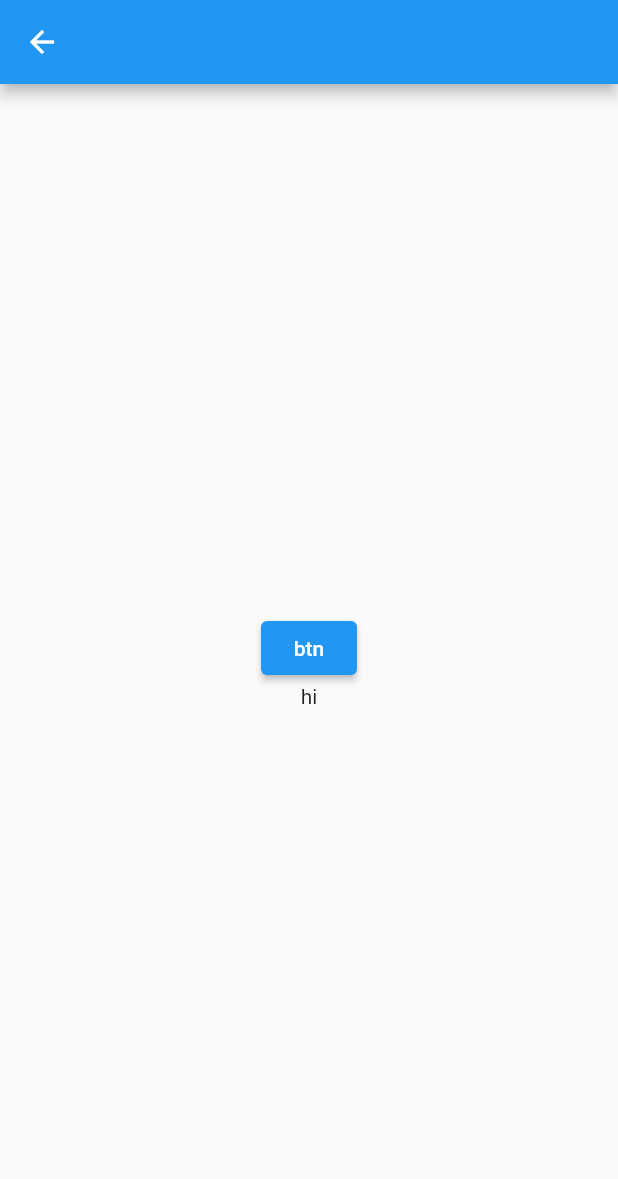
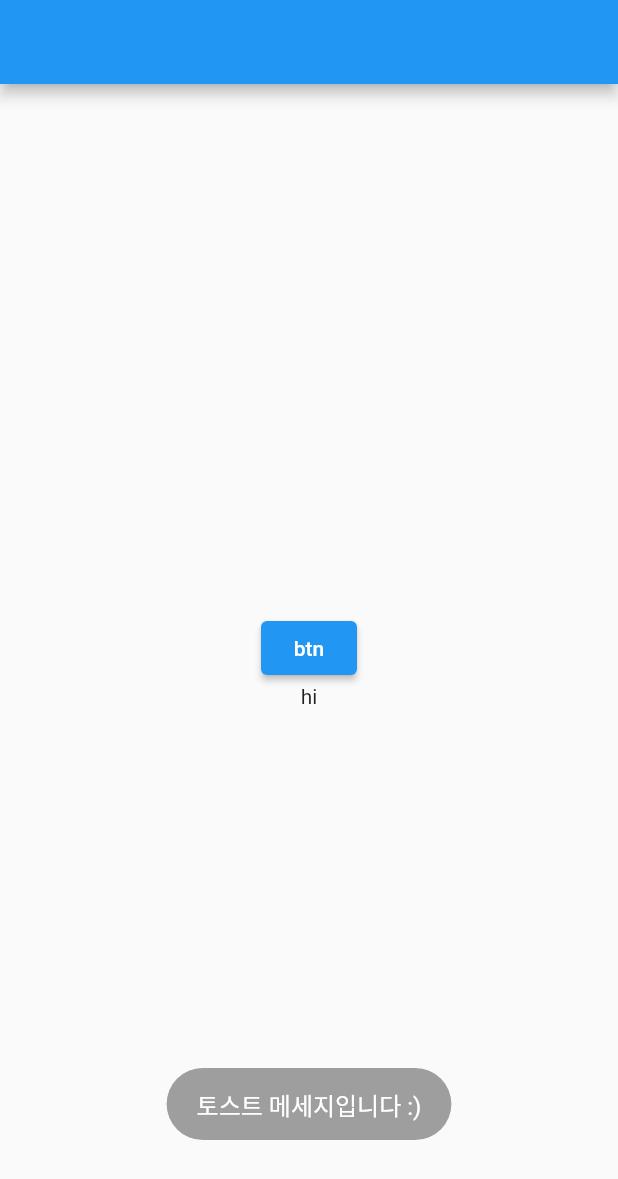
Before and after one commit to SHT-3756/fastcampus_practice, a Flutter app: the HomePage screen opened directly, after a tap on "btn", on a phone screen of 412 x 824 dp. Shown: the top 1179 px of the screen. Run offline on Flutter 3.47's test engine with Material 2 defaults, Android fonts, the phone set to English and light mode, and no system bars; our stand-ins replace fluttertoast; missing offline and left inert: dart:ffi.

Commit message:
feat: home_page.dart_버튼 클릭시 toast메세지 출력

```diff
--- a/study_package/lib/page/home_page.dart
+++ b/study_package/lib/page/home_page.dart
@@ -1,6 +1,5 @@
 import 'package:flutter/material.dart';
-import 'package:flutter/src/widgets/container.dart';
-import 'package:flutter/src/widgets/framework.dart';
+import 'package:fluttertoast/fluttertoast.dart';
 
 class HomePage extends StatefulWidget {
   const HomePage({super.key});
@@ -18,7 +17,18 @@ class _HomePageState extends State<HomePage> {
           mainAxisAlignment: MainAxisAlignment.center,
           crossAxisAlignment: CrossAxisAlignment.center,
           children: [
-            ElevatedButton(onPressed: () {}, child: const Text('btn')),
+            ElevatedButton(
+                onPressed: () {
+                  Fluttertoast.showToast(
+                      msg: "토스트 메세지입니다 :)",
+                      toastLength: Toast.LENGTH_LONG,
+                      gravity: ToastGravity.BOTTOM,
+                      timeInSecForIosWeb: 15,
+                      backgroundColor: Colors.grey,
+                      textColor: Colors.white,
+                      fontSize: 16.0);
+                },
+                child: const Text('btn')),
             const Center(
               child: Text('hi'),
             )
```
Also changed, not shown: study_package/lib/main.dart (+2 -96 lines), 3 other files.
